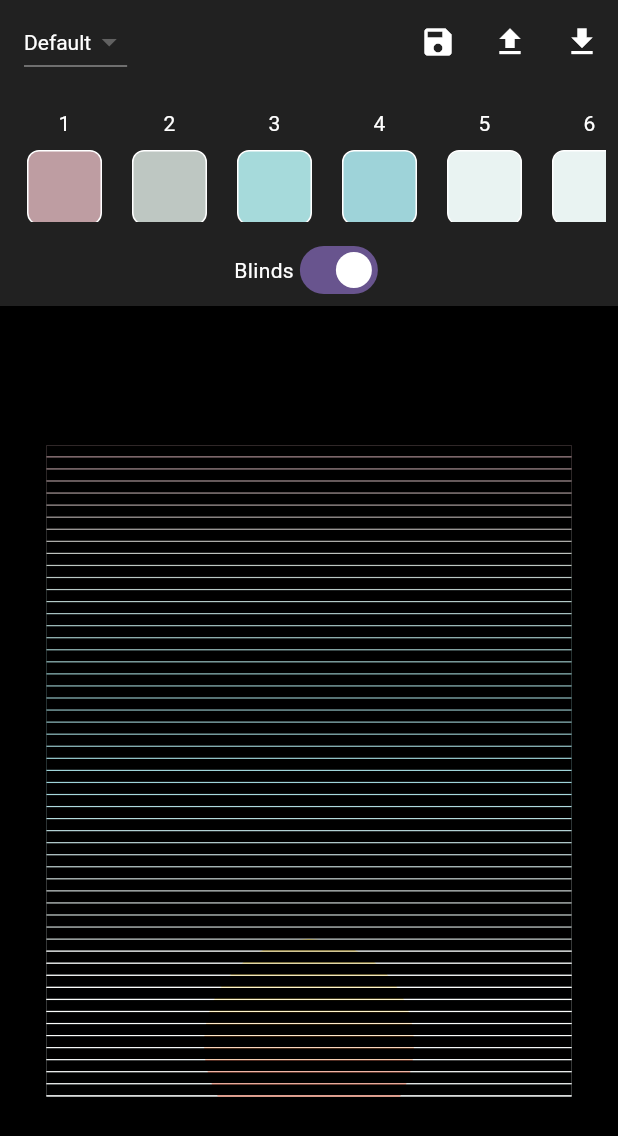
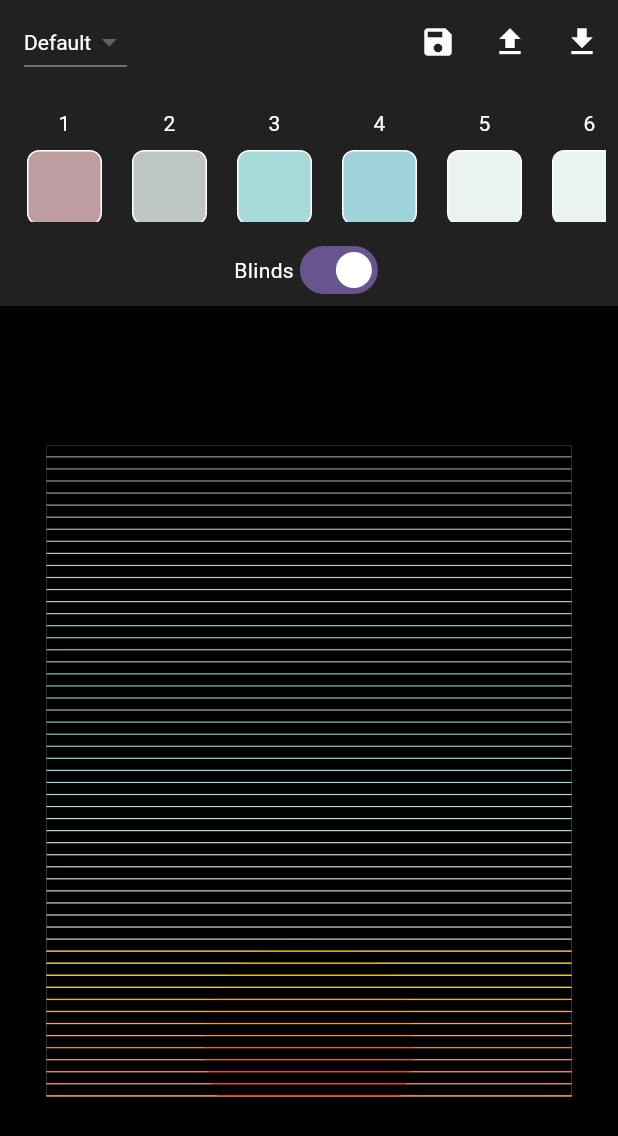
Before and after one commit to juiceghost/sunset-80, a Flutter app: the screen it shows after launch, on a phone screen of 412 x 824 dp. Shown: the top 1136 px of the screen. Run offline on Flutter 3.47's test engine with Material 3 defaults, Android fonts, the light colour scheme and no system bars; our stand-ins replace flutter_colorpicker; missing offline and left inert: dart:html.

Commit message:
make line match sun

```diff
--- a/lib/widgets/venetian_blinds/venetian_blinds.dart
+++ b/lib/widgets/venetian_blinds/venetian_blinds.dart
@@ -19,6 +19,18 @@ class VenetianBlinds extends StatelessWidget {
     this.lineThickness = 0.1,
   });
 
+  Color _getSunColorAtPosition(double normalizedY) {
+    if (normalizedY < 0.25) {
+      return const Color(0xFFFFCC00); // Yellow
+    } else if (normalizedY < 0.5) {
+      return const Color(0xFFFF9900); // Yellow-orange
+    } else if (normalizedY < 0.75) {
+      return const Color(0xFFFF6600); // Orange
+    } else {
+      return const Color(0xFFFF3300); // Orange-red
+    }
+  }
+
   @override
   Widget build(BuildContext context) {
     return LayoutBuilder(
@@ -29,10 +41,9 @@ class VenetianBlinds extends StatelessWidget {
         final sunCenterX = constraints.maxWidth / 2;
         final radius = sunSize / 2;
 
-        // Calculate sizes based on total available space and number of blinds
         final unitHeight = constraints.maxHeight / numberOfBlinds;
-        final gapHeight = unitHeight * lineThickness; // Gap height from parameter
-        final blindHeight = unitHeight - gapHeight; // Blind height is remaining space
+        final gapHeight = unitHeight * lineThickness;
+        final blindHeight = unitHeight - gapHeight;
 
         double currentY = 0;
         final bands = <Widget>[];
@@ -56,7 +67,10 @@ class VenetianBlinds extends StatelessWidget {
           final verticalDistance = (gapY - sunCenterY).abs();
 
           if (verticalDistance <= radius) {
-            // If gap intersects with sun, add a transparent line
+            // Calculate the y-position within the sun to determine color
+            final normalizedY = (gapY - (sunCenterY - radius)) / (radius * 2);
+            final sunColor = _getSunColorAtPosition(normalizedY);
+
             bands.add(
               Positioned(
                 top: gapY,
@@ -64,7 +78,7 @@ class VenetianBlinds extends StatelessWidget {
                 right: 0,
                 child: Container(
                   height: gapHeight,
-                  color: Colors.white.withOpacity(0.8),
+                  color: sunColor.withOpacity(0.8),
                 ),
               ),
             );
```
